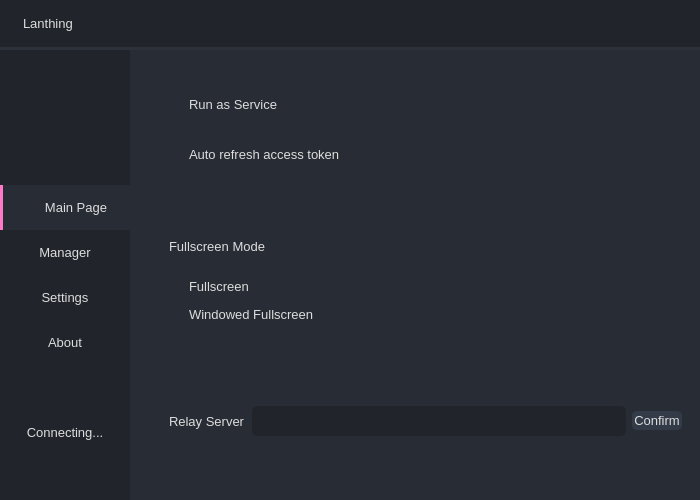
This is app/src/views/mainwindow/mainwindow.ui in pjlt/lanthing-pc as Qt 5 draws it before an edit. The edited form follows.
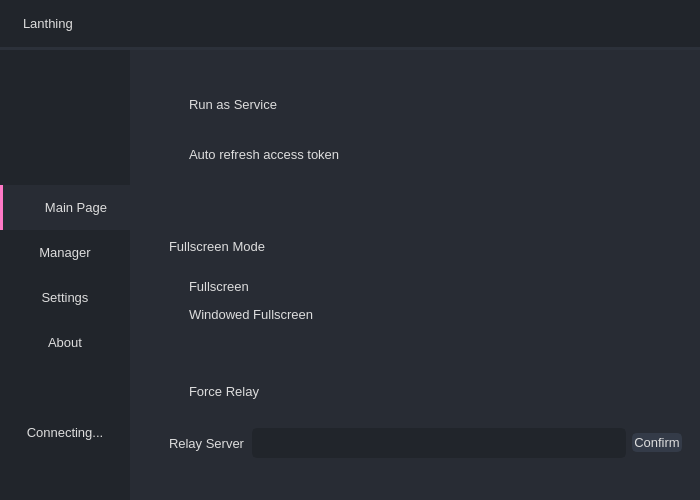
This is the edited form. The open tabs and pages were chosen to show the change. Icons and pictures are not drawn.

```diff
--- a/app/src/views/mainwindow/mainwindow.ui
+++ b/app/src/views/mainwindow/mainwindow.ui
@@ -1590,6 +1590,15 @@
                    <property name="frameShadow">
                     <enum>QFrame::Raised</enum>
                    </property>
+                   <layout class="QVBoxLayout" name="verticalLayout_20">
+                    <item>
+                     <widget class="QCheckBox" name="checkboxForceRelay">
+                      <property name="text">
+                       <string>Force Relay</string>
+                      </property>
+                     </widget>
+                    </item>
+                    <item>
                    <layout class="QHBoxLayout" name="horizontalLayout_6">
                     <item>
                      <widget class="QLabel" name="labelRelay">
@@ -1648,6 +1657,8 @@
                        <string>Confirm</string>
                       </property>
                      </widget>
+                      </item>
+                     </layout>
                     </item>
                    </layout>
                   </widget>
```
Lines whose indentation alone changed are shown as unchanged.
